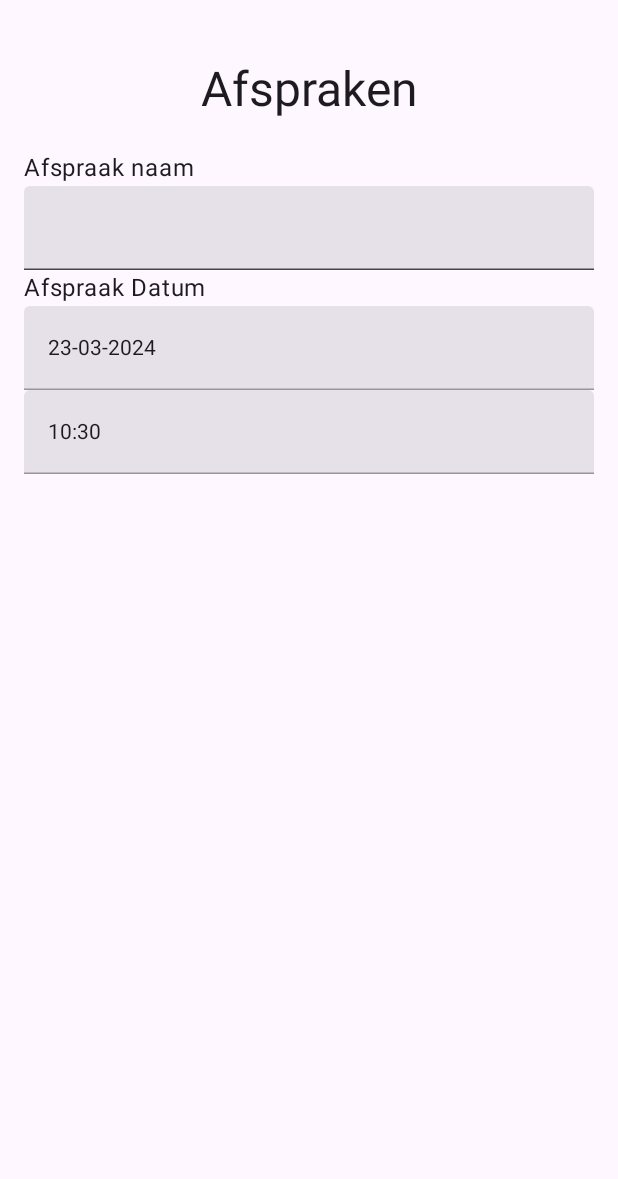
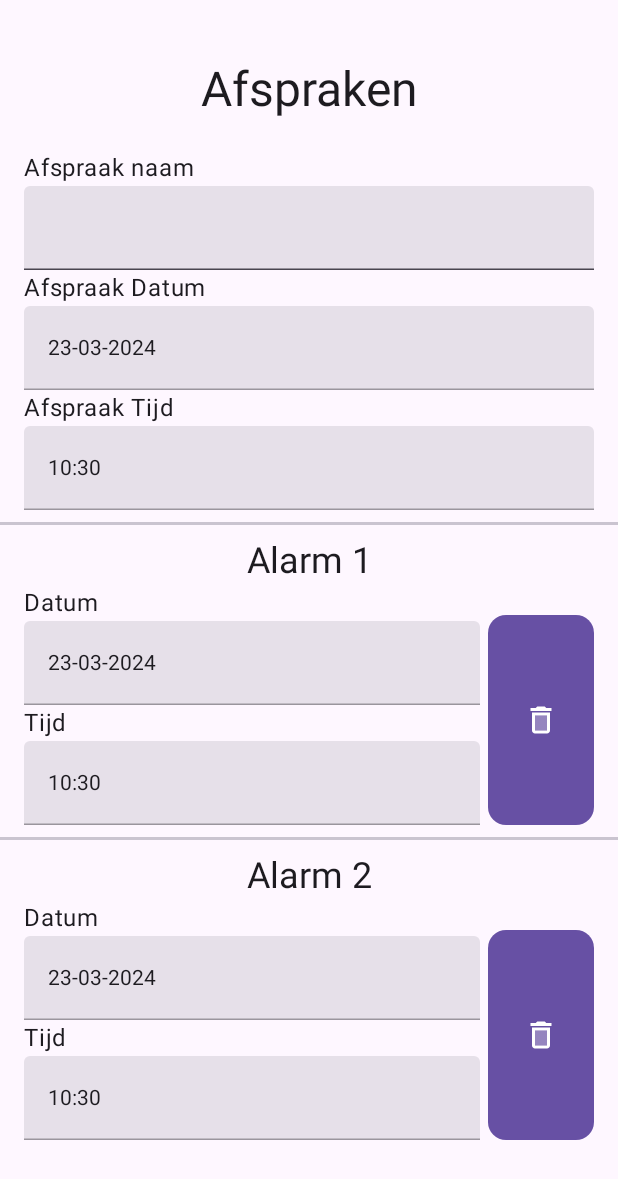
Before and after one commit to Develex/kalender, an Android app built with Jetpack Compose: the @Preview function SimpleAppointmentsScreenPreview, on a phone screen of 412 x 824 dp. Shown: the top 1179 px of the screen. Run offline under Robolectric (Android 15) with nearby library versions, the phone set to English and light mode, and no system bars.

Commit message:
added layout to AppointmentScreen.kt

```diff
--- a/app/src/main/java/com/develex/baseapp/components/DatePickerComponent.kt
+++ b/app/src/main/java/com/develex/baseapp/components/DatePickerComponent.kt
@@ -49,7 +49,7 @@ fun CustomDatePickerDialog(
 }
 
 @Composable
-fun CustomDatePicker() {
+fun CustomDatePicker(modifier: Modifier) {
     val date = remember { mutableStateOf(LocalDate.now()) }
     val isOpen = remember { mutableStateOf(false) }
     Row(verticalAlignment = Alignment.CenterVertically) {
@@ -63,7 +63,8 @@ fun CustomDatePicker() {
                 .clickable(
                     onClick = {
                         isOpen.value = true
-                    }),
+                    })
+                .then(modifier),
             enabled = false,
             colors = TextFieldDefaults.colors(
                 disabledTextColor = MaterialTheme.colorScheme.onBackground
--- a/app/src/main/java/com/develex/baseapp/screens/AppointmentsScreen.kt
+++ b/app/src/main/java/com/develex/baseapp/screens/AppointmentsScreen.kt
@@ -2,15 +2,31 @@
 
 package com.develex.baseapp.screens
 
+import androidx.compose.foundation.background
+import androidx.compose.foundation.border
 import androidx.compose.foundation.layout.Arrangement
+import androidx.compose.foundation.layout.Box
 import androidx.compose.foundation.layout.Column
+import androidx.compose.foundation.layout.Row
+import androidx.compose.foundation.layout.fillMaxHeight
 import androidx.compose.foundation.layout.fillMaxSize
 import androidx.compose.foundation.layout.fillMaxWidth
 import androidx.compose.foundation.layout.height
 import androidx.compose.foundation.layout.padding
+import androidx.compose.foundation.layout.width
 import androidx.compose.foundation.rememberScrollState
+import androidx.compose.foundation.shape.RoundedCornerShape
 import androidx.compose.foundation.verticalScroll
+import androidx.compose.material.icons.Icons
+import androidx.compose.material.icons.filled.Delete
+import androidx.compose.material.icons.outlined.Delete
+import androidx.compose.material.icons.twotone.Delete
+import androidx.compose.material3.Button
 import androidx.compose.material3.ExperimentalMaterial3Api
+import androidx.compose.material3.FilledIconButton
+import androidx.compose.material3.HorizontalDivider
+import androidx.compose.material3.Icon
+import androidx.compose.material3.IconButton
 import androidx.compose.material3.MaterialTheme
 import androidx.compose.material3.Surface
 import androidx.compose.material3.Text
@@ -80,8 +96,102 @@ fun AppointmentsScreen(navController: NavController, vm: MainViewModel, avm: App
                     text = "Afspraak Datum",
                     style = MaterialTheme.typography.bodyLarge
                 )
-                CustomDatePicker()
+                CustomDatePicker(modifier = Modifier)
+                Text(
+                    text = "Afspraak Tijd",
+                    style = MaterialTheme.typography.bodyLarge
+                )
                 CustomTimePicker()
+            }
+            HorizontalDivider(
+                modifier = Modifier.padding(vertical = 8.dp),
+                thickness = 2.dp
+            )
+            Column(
+                modifier = Modifier
+                    .padding(horizontal = 16.dp)
+                    .verticalScroll(rememberScrollState())
+            ) {
+                Text(
+                    text = "Alarm 1",
+                    style = MaterialTheme.typography.headlineSmall,
+                    textAlign = TextAlign.Center,
+                    modifier = Modifier.fillMaxWidth()
+                )
+                Row {
+                    Column(
+                        modifier = Modifier.fillMaxWidth(0.8f)
+                    ) {
+                        Text(
+                            text = "Datum",
+                            style = MaterialTheme.typography.bodyLarge
+                        )
+                        CustomDatePicker(modifier = Modifier)
+                        Text(
+                            text = "Tijd",
+                            style = MaterialTheme.typography.bodyLarge
+                        )
+                        CustomTimePicker()
+                    }
+                    FilledIconButton(
+                        onClick = { /*TODO*/ },
+                        modifier = Modifier
+                            .width(100.dp)
+                            .height(160.dp)
+                            .padding(start = 5.dp, top = 20.dp),
+                        shape = MaterialTheme.shapes.medium
+                    ) {
+                        Icon(
+                            Icons.TwoTone.Delete,
+                            contentDescription = "Verwijderen",
+                        )
+                    }
+                }
+            }
+            HorizontalDivider(
+                modifier = Modifier.padding(vertical = 8.dp),
+                thickness = 2.dp
+            )
+            Column(
+                modifier = Modifier
+                    .padding(horizontal = 16.dp)
+                    .verticalScroll(rememberScrollState())
+            ) {
+                Text(
+                    text = "Alarm 2",
+                    style = MaterialTheme.typography.headlineSmall,
+                    textAlign = TextAlign.Center,
+                    modifier = Modifier.fillMaxWidth()
+                )
+                Row {
+                    Column(
+                        modifier = Modifier.fillMaxWidth(0.8f)
+                    ) {
+                        Text(
+                            text = "Datum",
+                            style = MaterialTheme.typography.bodyLarge
+                        )
+                        CustomDatePicker(modifier = Modifier)
+                        Text(
+                            text = "Tijd",
+                            style = MaterialTheme.typography.bodyLarge
+                        )
+                        CustomTimePicker()
+                    }
+                    FilledIconButton(
+                        onClick = { /*TODO*/ },
+                        modifier = Modifier
+                            .width(100.dp)
+                            .height(160.dp)
+                            .padding(start = 5.dp, top = 20.dp),
+                        shape = MaterialTheme.shapes.medium
+                    ) {
+                        Icon(
+                            Icons.TwoTone.Delete,
+                            contentDescription = "Verwijderen",
+                        )
+                    }
+                }
             }
         }
     }
```
